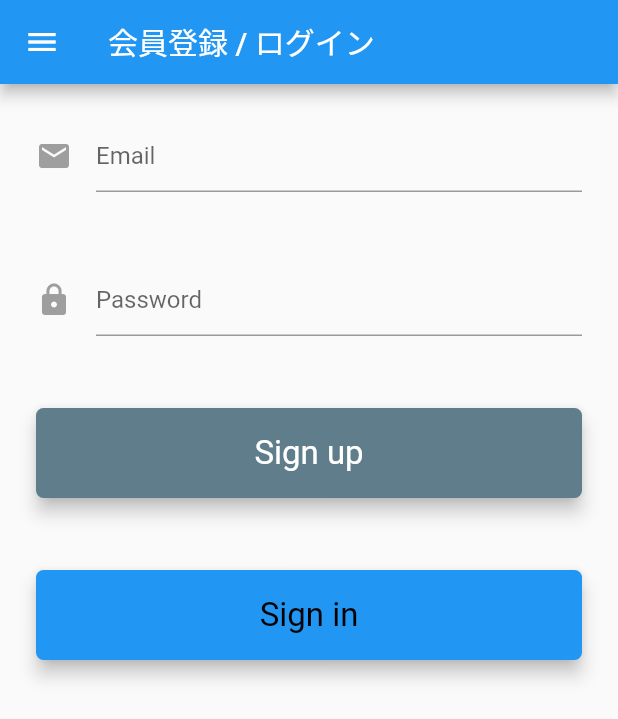
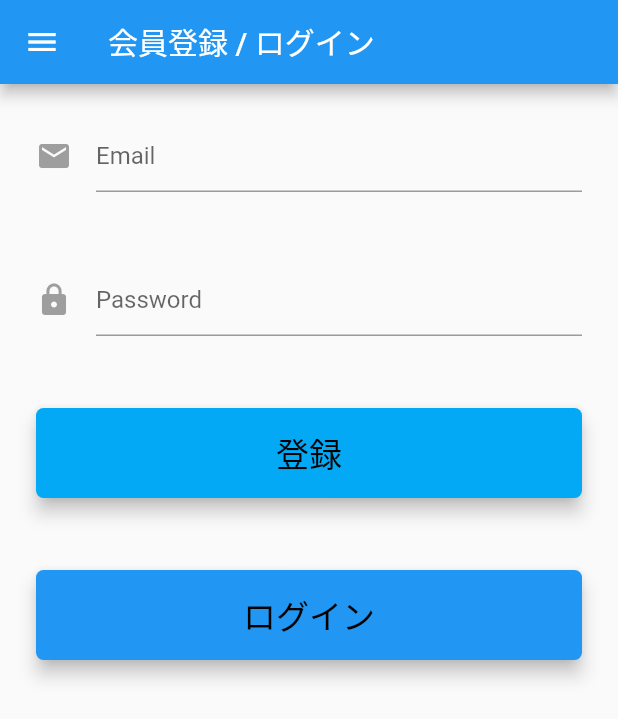
Before and after one commit to hiracky16/pic_word, a Flutter app: the screen it shows after launch, on a phone screen of 412 x 824 dp. Shown: the top 719 px of the screen. Run offline on Flutter 3.47's test engine with Material 2 defaults, Android fonts, the phone set to English and light mode, and no system bars; our stand-ins replace cloud_firestore, firebase_auth, image_picker; missing offline and left inert: mlkit; accounts and stored records are empty.

Commit message:
login 画面を provider で作り直す

```diff
--- a/lib/login.dart
+++ b/lib/login.dart
@@ -1,6 +1,8 @@
 import 'package:flutter/material.dart';
 import 'package:firebase_auth/firebase_auth.dart';
 import 'package:pic_word/widgets/drawer.dart';
+import 'package:provider/provider.dart';
+import 'package:pic_word/models/login.dart';
 
 class LoginPage extends StatefulWidget {
   LoginPage({Key key}) : super(key: key);
@@ -9,166 +11,102 @@ class LoginPage extends StatefulWidget {
 }
 
 class _LoginPageState extends State<LoginPage> {
-  String _email;
-  String _password;
-  FirebaseUser _user;
+  final _formKey = GlobalKey<FormState>();
   final FirebaseAuth _firebaseAuth = FirebaseAuth.instance;
-
-  final emailController = TextEditingController();
-  final passwordController = TextEditingController();
-
-  @override
-  void initState() {
-    this._email = '';
-    this._password = '';
-    super.initState();
-  }
+  final TextEditingController _emailController = new TextEditingController();
+  final TextEditingController _passwordController = new TextEditingController();
 
   @override
   Widget build(BuildContext context) {
-    return new Scaffold(
+    print('build');
+    return Scaffold(
         resizeToAvoidBottomPadding: false,
         appBar: new AppBar(
           title: new Text('会員登録 / ログイン'),
         ),
         drawer: buildDrawer(context),
-        body: Column(
+        body: Consumer<Login>(builder: (context, login, _) {
+          return Form(
+              key: _formKey,
+              child: Column(
                   mainAxisAlignment: MainAxisAlignment.start,
                   mainAxisSize: MainAxisSize.max,
                   crossAxisAlignment: CrossAxisAlignment.stretch,
                   children: <Widget>[
                     new Padding(
                         padding: const EdgeInsets.all(24.0),
-                  child: new TextFormField(
-                    controller: emailController,
-                    maxLines: 1,
-                    keyboardType: TextInputType.emailAddress,
-                    autofocus: false,
-                    decoration: new InputDecoration(
-                        hintText: 'Email',
-                        icon: new Icon(
+                        child: _InputText(
+                            _emailController,
+                            TextInputType.emailAddress,
+                            false,
+                            'Email',
                             Icons.mail,
-                          color: Colors.grey,
-                        )),
-                    validator: (value) =>
-                        value.isEmpty ? 'Email can\'t be empty' : null,
-                    onChanged: (value) => _email = value.trim(),
-                  )),
+                            validateEmail,
+                            login.setEmail)),
                     Padding(
                         padding: const EdgeInsets.all(24.0),
-                child: new TextFormField(
-                  controller: passwordController,
-                  maxLines: 1,
-                  obscureText: true,
-                  autofocus: false,
-                  decoration: new InputDecoration(
-                      hintText: 'Password',
-                      icon: new Icon(
+                        child: _InputText(
+                            _passwordController,
+                            null,
+                            true,
+                            'Password',
                             Icons.lock,
-                        color: Colors.grey,
-                      )),
-                  validator: (value) =>
-                      value.isEmpty ? 'Password can\'t be empty' : null,
-                  onChanged: (value) => _password = value.trim(),
-                ),
-              ),
+                            validatePass,
+                            login.setPassword)),
                     Padding(
-                child: new MaterialButton(
-                  key: null,
-                  onPressed: () {
-                    signup(context);
-                  },
-                  color: Colors.blueGrey,
-                  shape: RoundedRectangleBorder(
-                    borderRadius: BorderRadius.all(Radius.circular(5.0)),
-                  ),
-                  elevation: 5.0,
-                  minWidth: 200.0,
-                  height: 60.0,
-                  child: new Text(
-                    "Sign up",
-                    style: new TextStyle(
-                        fontSize: 22.0,
-                        color: Colors.white,
-                        fontWeight: FontWeight.w400,
-                        fontFamily: "Roboto"),
-                  ),
-                ),
+                      child: _Button(signup, Colors.lightBlue, "登録", login),
                       padding: const EdgeInsets.all(24.0),
                     ),
                     Padding(
-                child: new MaterialButton(
-                  key: null,
-                  onPressed: () {
-                    signin(context);
-                  },
-                  color: Colors.blue,
-                  shape: RoundedRectangleBorder(
-                    borderRadius: BorderRadius.all(Radius.circular(5.0)),
-                  ),
-                  elevation: 5.0,
-                  minWidth: 200.0,
-                  height: 60.0,
-                  child: new Text(
-                    "Sign in",
-                    style: new TextStyle(
-                        fontSize: 22.0,
-                        color: const Color(0xFF000000),
-                        fontWeight: FontWeight.w400,
-                        fontFamily: "Roboto"),
-                  )
-                ),
+                      child: _Button(signin, Colors.blue, "ログイン", login),
                       padding: const EdgeInsets.all(24.0),
                     )
-            ]
-          )
-        );
+                  ]));
+        }));
   }
 
-  void signin(BuildContext context) async {
+  String validateEmail(String email) {
+    return email.isEmpty ? 'メールアドレスを入力してください。' : null;
+  }
+
+  String validatePass(String password) {
+    String message = '';
+    if (password.isEmpty) {
+      message += 'パスワードを入力してくだい。';
+    }
+    if (password.length < 6) {
+      message += 'パスワードは6文字以上です。';
+    } else {
+      return null;
+    }
+    return message;
+  }
+
+  void signin(BuildContext context, String email, String password) async {
     FirebaseUser user;
+    // form のバリデーションを実行
+    _formKey.currentState.validate();
     try {
       user = await _firebaseAuth.signInWithEmailAndPassword(
-        email: _email, password: _password
-      );
+          email: email, password: password);
     } catch (e) {
-      showBasicDialog(context, "ユーザー登録に失敗しました。");
       return;
     }
-    if (user != null) {
-      setState(() {
-        _user = user;
-        _email = '';
-        _password = '';
-      });
-      emailController.text = '';
-      passwordController.text = '';
-    }
     print('sign in');
-    Navigator.of(context).pushNamed("/list");
+    Navigator.pushNamed(context, "/list");
   }
 
-  void signup(BuildContext context) async {
+  void signup(BuildContext context, String email, String password) async {
     FirebaseUser user;
+    _formKey.currentState.validate();
     try {
       user = await _firebaseAuth.createUserWithEmailAndPassword(
-        email: _email, password: _password
-      );
+          email: email, password: password);
     } catch (e) {
-      showBasicDialog(context, "ログインに失敗しました。");
       return;
     }
-    if (user != null) {
-      setState(() {
-        _user = user;
-        _email = '';
-        _password = '';
-      });
-      emailController.text = '';
-      passwordController.text = '';
-    }
     print('sign up');
-    Navigator.of(context).pushNamed("/list");
+    Navigator.pushNamed(context, "/list");
   }
 
   void showBasicDialog(BuildContext context, String message) {
@@ -189,3 +127,73 @@ class _LoginPageState extends State<LoginPage> {
     );
   }
 }
+
+class _InputText extends StatelessWidget {
+  TextInputType type;
+  bool isObscureText;
+  String hintText;
+  IconData icon;
+  Function validator;
+  Function change;
+  TextEditingController _textEditingController;
+  _InputText(this._textEditingController, this.type, this.isObscureText,
+      this.hintText, this.icon, this.validator, this.change);
+
+  @override
+  Widget build(BuildContext context) {
+    return TextFormField(
+      controller: _textEditingController,
+      maxLines: 1,
+      obscureText: isObscureText,
+      keyboardType: type,
+      autofocus: false,
+      decoration: new InputDecoration(
+          hintText: hintText,
+          icon: new Icon(
+            icon,
+            color: Colors.grey,
+          )),
+      validator: (value) {
+        String message = validator(value);
+        return message;
+      },
+      onChanged: (value) {
+        change(value);
+      },
+    );
+  }
+}
+
+class _Button extends StatelessWidget {
+  final Function onPress;
+  final MaterialColor color;
+  final String btnText;
+  final Login login;
+
+  @override
+  _Button(this.onPress, this.color, this.btnText, this.login);
+
+  @override
+  Widget build(BuildContext context) {
+    return MaterialButton(
+        key: null,
+        onPressed: () {
+          onPress(context, login.email, login.password);
+        },
+        color: color,
+        shape: RoundedRectangleBorder(
+          borderRadius: BorderRadius.all(Radius.circular(5.0)),
+        ),
+        elevation: 5.0,
+        minWidth: 200.0,
+        height: 60.0,
+        child: new Text(
+          btnText,
+          style: new TextStyle(
+              fontSize: 22.0,
+              color: const Color(0xFF000000),
+              fontWeight: FontWeight.w400,
+              fontFamily: "Roboto"),
+        ));
+  }
+}
--- a/lib/main.dart
+++ b/lib/main.dart
@@ -5,6 +5,8 @@ import 'package:pic_word/camera.dart';
 import 'package:pic_word/word_list.dart';
 import 'package:pic_word/quiz.dart';
 import 'package:firebase_auth/firebase_auth.dart';
+import 'package:provider/provider.dart';
+import 'package:pic_word/models/login.dart';
 
 void main() {
   runApp(new MyApp());
@@ -28,7 +30,13 @@ class MyAppState extends State<MyApp> {
 
   @override
   Widget build(BuildContext context) {
-    return new MaterialApp(
+    return MultiProvider(
+          providers: [
+            ChangeNotifierProvider<Login>(
+              builder: (_) => Login(),
+            ),
+          ],
+          child: new MaterialApp(
             debugShowCheckedModeBanner: false,
             title: 'Generated App',
             theme: new ThemeData(
@@ -37,7 +45,7 @@ class MyAppState extends State<MyApp> {
               accentColor: const Color(0xFF2196f3),
               canvasColor: const Color(0xFFfafafa),
             ),
-      home: returnHomePage(),
+            home: LoginPage(),
             routes: <String, WidgetBuilder>{
               '/register': (_) => new AddWord(),
               '/login': (_) => new LoginPage(),
@@ -45,6 +53,7 @@ class MyAppState extends State<MyApp> {
               '/list': (_) => new WordListPage(),
               '/quiz': (_) => new QuizPage()
             },
+          )
     );
   }
 
--- /dev/null
+++ b/lib/models/login.dart
@@ -0,0 +1,28 @@
+import 'package:firebase_auth/firebase_auth.dart';
+import 'package:flutter/material.dart';
+
+class Login extends ChangeNotifier {
+  String _email;
+  String _password;
+  FirebaseUser _user;
+
+  void setEmail(String value) {
+    this._email = value;
+    // notifyListeners();
+  }
+
+  String get email => this._email;
+
+  void setPassword(String value) {
+    this._password = value;
+    // notifyListeners();
+  }
+
+  String get password => this._password;
+
+  void setUser(FirebaseUser user) {
+    this._user = user;
+  }
+
+  FirebaseUser get user => this._user;
+}
--- a/pubspec.yaml
+++ b/pubspec.yaml
@@ -28,6 +28,7 @@ dependencies:
   mlkit:
   image_picker: ^0.6.0+9
   flutter_launcher_icons: any
+  provider: 3.1.0+1
 
   # The following adds the Cupertino Icons font to your application.
   # Use with the CupertinoIcons class for iOS style icons.
```
Also changed, not shown: lib/models/user.dart (added, +9 -0 lines), pubspec.lock, 1 other file. Lines whose indentation alone changed are shown as unchanged.
